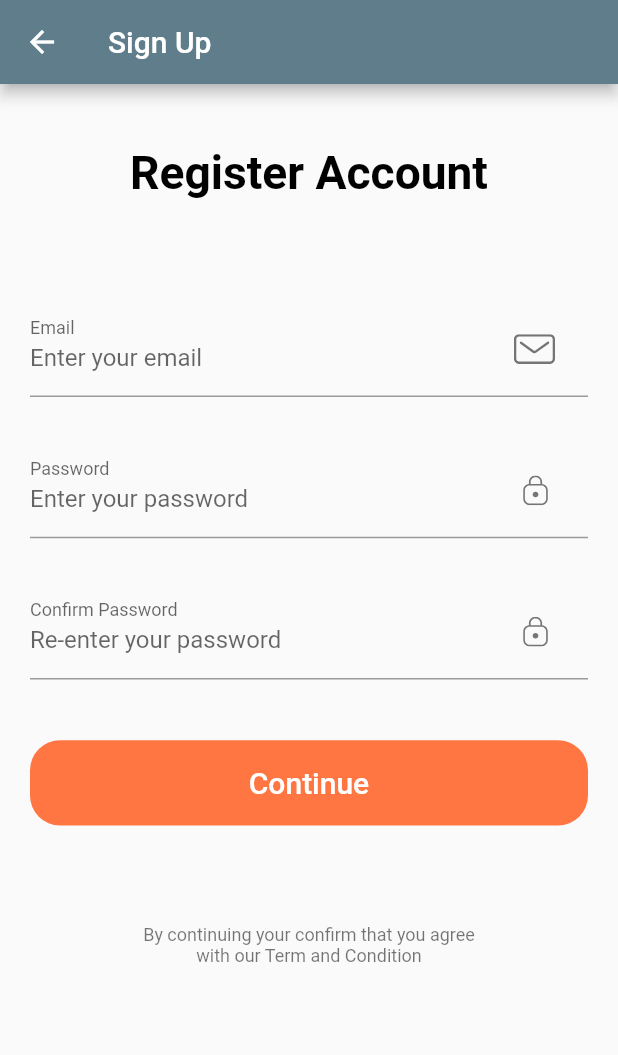
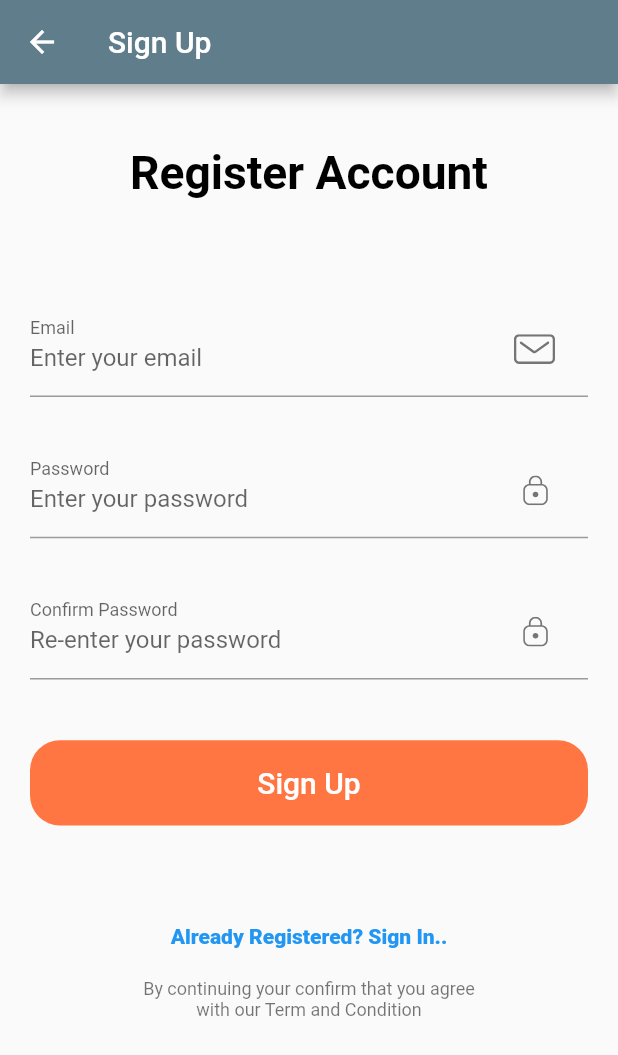
Before and after one commit to RathanDevaki/haven, a Flutter app: the SignUpScreen screen opened directly, on a phone screen of 412 x 824 dp. Shown: the top 1055 px of the screen. Run offline on Flutter 3.47's test engine with Material 2 defaults, Android fonts, the phone set to English and light mode, and no system bars; our stand-ins replace awesome_snackbar_content, firebase_auth, firebase_core, flutter_svg, modal_progress_hud; missing offline and left inert: loading_animations; accounts and stored records are empty.

Commit message:
signup_done

```diff
--- a/lib/Screens/sign_up/components/body.dart
+++ b/lib/Screens/sign_up/components/body.dart
@@ -1,5 +1,6 @@
 import 'package:flutter/material.dart';
 import 'package:haven/constants.dart';
+import 'package:haven/login.dart';
 
 import '../../../components/socal_card.dart';
 import '../../../size_config.dart';
@@ -23,6 +24,21 @@ class Body extends StatelessWidget {
                 SizedBox(height: SizeConfig.screenHeight * 0.08),
                 SignUpForm(),
                 SizedBox(height: SizeConfig.screenHeight * 0.08),
+                GestureDetector(
+                  onTap: () {
+                    Navigator.of(context).push(MaterialPageRoute(
+                      builder: (context) => MyLoginPage(),
+                    ));
+                  },
+                  child: Text(
+                    'Already Registered? Sign In..',
+                    textAlign: TextAlign.center,
+                    style: TextStyle(
+                      color: Colors.blue,
+                      fontWeight: FontWeight.w900,
+                    ),
+                  ),
+                ),
                 // Row(
                 //   mainAxisAlignment: MainAxisAlignment.center,
                 //   children: [
@@ -40,7 +56,7 @@ class Body extends StatelessWidget {
                 //     ),
                 //   ],
                 // ),
-                //SizedBox(height: getProportionateScreenHeight(20)),
+                SizedBox(height: getProportionateScreenHeight(20)),
                 Text(
                   'By continuing your confirm that you agree \nwith our Term and Condition',
                   textAlign: TextAlign.center,
--- a/lib/Screens/sign_up/components/sign_up_form.dart
+++ b/lib/Screens/sign_up/components/sign_up_form.dart
@@ -1,11 +1,18 @@
+// ignore_for_file: import_of_legacy_library_into_null_safe
+
 import 'dart:developer';
 
+import 'package:loading_animations/loading_animations.dart';
+import 'package:awesome_snackbar_content/awesome_snackbar_content.dart';
+import 'package:firebase_auth/firebase_auth.dart';
 import 'package:flutter/material.dart';
+import 'package:modal_progress_hud/modal_progress_hud.dart';
 
 import '../../../components/custom_surfix_icon.dart';
 import '../../../components/default_button.dart';
 import '../../../components/form_error.dart';
 import '../../../constants.dart';
+import '../../../login.dart';
 import '../../../size_config.dart';
 
 class SignUpForm extends StatefulWidget {
@@ -14,9 +21,34 @@ class SignUpForm extends StatefulWidget {
 }
 
 class _SignUpFormState extends State<SignUpForm> {
+  static var successSnackBar = SnackBar(
+    elevation: 0,
+    behavior: SnackBarBehavior.floating,
+    backgroundColor: Colors.transparent,
+    content: AwesomeSnackbarContent(
+      title: 'Success!',
+      message: 'Account Created successfully\nYou can Login now',
+      contentType: ContentType.success,
+    ),
+  );
+
+  static var failureSnackBar = SnackBar(
+    elevation: 0,
+    behavior: SnackBarBehavior.floating,
+    backgroundColor: Colors.transparent,
+    content: AwesomeSnackbarContent(
+      title: 'Something Went Wrong!',
+      message: 'Sign Up Failed.\nPlease try again!',
+      contentType: ContentType.failure,
+    ),
+  );
+
+  final _auth = FirebaseAuth.instance;
+  late bool showProgress;
+
   final _formKey = GlobalKey<FormState>();
-  String? email;
-  String? password;
+  late String email;
+  late String password;
   String? conform_password;
   bool remember = false;
   final List<String?> errors = [];
@@ -36,6 +68,14 @@ class _SignUpFormState extends State<SignUpForm> {
   }
 
   @override
+  void initState() {
+    email = '';
+    password = '';
+    showProgress = false;
+    super.initState();
+  }
+
+  @override
   Widget build(BuildContext context) {
     return Form(
       key: _formKey,
@@ -48,18 +88,127 @@ class _SignUpFormState extends State<SignUpForm> {
           buildConformPassFormField(),
           FormError(errors: errors),
           SizedBox(height: getProportionateScreenHeight(40)),
-          DefaultButton(
-            text: "Continue",
-            press: () {
-              if (_formKey.currentState!.validate()) {
-                // // _formKey.currentState!.save();
-                // // if all are valid then go to success screen
-                // Navigator.pushNamed(context, CompleteProfileScreen.routeName);
-                log("Login Success");
-              }
-            },
-          ),
+          showProgress == false
+              ? DefaultButton(
+                  text: "Sign Up",
+                  press: () async {
+                    if (_formKey.currentState!.validate()) {
+                      // // _formKey.currentState!.save();
+                      setState(() {
+                        showProgress = true;
+                      });
+                      try {
+                        final newuser =
+                            await _auth.createUserWithEmailAndPassword(
+                                email: email, password: password);
+                        if (newuser != null) {
+                          ScaffoldMessenger.of(context)
+                              .showSnackBar(successSnackBar);
+                          setState(() {
+                            showProgress = false;
+                          });
+
+                          Navigator.push(
+                            context,
+                            MaterialPageRoute(
+                                builder: (context) => MyLoginPage()),
+                          );
+                          setState(() {
+                            showProgress = false;
+                          });
+                        }
+                      } catch (e) {
+                        log('Error= $e');
+                        ScaffoldMessenger.of(context)
+                            .showSnackBar(failureSnackBar);
+                        setState(() {
+                          showProgress = false;
+                        });
+                      }
+                    } else {
+                      log('error validating');
+                    }
+                  },
+                )
+              : LoadingJumpingLine.circle(
+                  duration: Duration(milliseconds: 1000),
+                  backgroundColor: Colors.grey,
+                ),
         ],
+      ),
+    );
+  }
+
+  TextFormField buildEmailFormField() {
+    return TextFormField(
+      keyboardType: TextInputType.emailAddress,
+      onSaved: (newValue) {
+        email = newValue.toString();
+        log('onSaved $email');
+      },
+      onChanged: (value) {
+        if (value.isNotEmpty) {
+          removeError(error: kEmailNullError);
+        } else if (emailValidatorRegExp.hasMatch(value)) {
+          removeError(error: kInvalidEmailError);
+        } else {
+          email = value;
+        }
+        log('onChanged $email _ $value');
+        // return null;
+      },
+      validator: (value) {
+        if (value!.isEmpty) {
+          addError(error: kEmailNullError);
+          return "";
+        } else if (!emailValidatorRegExp.hasMatch(value)) {
+          addError(error: kInvalidEmailError);
+          return "";
+        } else {
+          email = value;
+        }
+        return null;
+      },
+      decoration: InputDecoration(
+        labelText: "Email",
+        hintText: "Enter your email",
+        // If  you are using latest version of flutter then lable text and hint text shown like this
+        // if you r using flutter less then 1.20.* then maybe this is not working properly
+        floatingLabelBehavior: FloatingLabelBehavior.always,
+        suffixIcon: CustomSurffixIcon(svgIcon: "assets/icons/Mail.svg"),
+      ),
+    );
+  }
+
+  TextFormField buildPasswordFormField() {
+    return TextFormField(
+      obscureText: true,
+      onSaved: (newValue) => password = newValue.toString(),
+      onChanged: (value) {
+        if (value.isNotEmpty) {
+          removeError(error: kPassNullError);
+        } else if (value.length >= 8) {
+          removeError(error: kShortPassError);
+        }
+        password = value;
+      },
+      validator: (value) {
+        if (value!.isEmpty) {
+          addError(error: kPassNullError);
+          return "";
+        } else if (value.length < 8) {
+          addError(error: kShortPassError);
+          return "";
+        }
+        return null;
+      },
+      decoration: InputDecoration(
+        labelText: "Password",
+        hintText: "Enter your password",
+        // If  you are using latest version of flutter then lable text and hint text shown like this
+        // if you r using flutter less then 1.20.* then maybe this is not working properly
+        floatingLabelBehavior: FloatingLabelBehavior.always,
+        suffixIcon: CustomSurffixIcon(svgIcon: "assets/icons/Lock.svg"),
       ),
     );
   }
@@ -96,70 +245,4 @@ class _SignUpFormState extends State<SignUpForm> {
       ),
     );
   }
-
-  TextFormField buildPasswordFormField() {
-    return TextFormField(
-      obscureText: true,
-      onSaved: (newValue) => password = newValue,
-      onChanged: (value) {
-        if (value.isNotEmpty) {
-          removeError(error: kPassNullError);
-        } else if (value.length >= 8) {
-          removeError(error: kShortPassError);
-        }
-        password = value;
-      },
-      validator: (value) {
-        if (value!.isEmpty) {
-          addError(error: kPassNullError);
-          return "";
-        } else if (value.length < 8) {
-          addError(error: kShortPassError);
-          return "";
-        }
-        return null;
-      },
-      decoration: InputDecoration(
-        labelText: "Password",
-        hintText: "Enter your password",
-        // If  you are using latest version of flutter then lable text and hint text shown like this
-        // if you r using flutter less then 1.20.* then maybe this is not working properly
-        floatingLabelBehavior: FloatingLabelBehavior.always,
-        suffixIcon: CustomSurffixIcon(svgIcon: "assets/icons/Lock.svg"),
-      ),
-    );
-  }
-
-  TextFormField buildEmailFormField() {
-    return TextFormField(
-      keyboardType: TextInputType.emailAddress,
-      onSaved: (newValue) => email = newValue,
-      onChanged: (value) {
-        if (value.isNotEmpty) {
-          removeError(error: kEmailNullError);
-        } else if (emailValidatorRegExp.hasMatch(value)) {
-          removeError(error: kInvalidEmailError);
-        }
-        return null;
-      },
-      validator: (value) {
-        if (value!.isEmpty) {
-          addError(error: kEmailNullError);
-          return "";
-        } else if (!emailValidatorRegExp.hasMatch(value)) {
-          addError(error: kInvalidEmailError);
-          return "";
-        }
-        return null;
-      },
-      decoration: InputDecoration(
-        labelText: "Email",
-        hintText: "Enter your email",
-        // If  you are using latest version of flutter then lable text and hint text shown like this
-        // if you r using flutter less then 1.20.* then maybe this is not working properly
-        floatingLabelBehavior: FloatingLabelBehavior.always,
-        suffixIcon: CustomSurffixIcon(svgIcon: "assets/icons/Mail.svg"),
-      ),
-    );
-  }
 }
--- a/lib/login.dart
+++ b/lib/login.dart
@@ -46,7 +46,7 @@ class _MyLoginPageState extends State<MyLoginPage> {
     behavior: SnackBarBehavior.floating,
     backgroundColor: Colors.transparent,
     content: AwesomeSnackbarContent(
-      title: 'On Snap!',
+      title: 'Oh Snap!',
       message: 'Login Failed.\nPlease try again!',
       contentType: ContentType.failure,
     ),
--- a/lib/main.dart
+++ b/lib/main.dart
@@ -2,6 +2,8 @@
 import 'package:firebase_core/firebase_core.dart';
 import 'package:flutter/material.dart';
 import 'package:haven/Screens/dashboard.dart';
+import 'package:haven/Screens/sign_up/components/sign_up_form.dart';
+import 'package:haven/Screens/sign_up/sign_up_screen.dart';
 import 'package:modal_progress_hud/modal_progress_hud.dart';
 import 'package:firebase_auth/firebase_auth.dart';
 import 'login.dart';
@@ -22,7 +24,7 @@ class MyApp extends StatelessWidget {
       theme: ThemeData(
         primarySwatch: Colors.blueGrey,
       ),
-      home: MyHomePage(),
+      home: SignUpScreen(),
     );
   }
 }
--- a/lib/size_config.dart
+++ b/lib/size_config.dart
@@ -10,11 +10,12 @@ class SizeConfig {
   static Orientation? orientation;
 
   static void init(BuildContext context) {
-    log('message');
     _mediaQueryData = MediaQuery.of(context);
     screenWidth = _mediaQueryData.size.width;
     screenHeight = _mediaQueryData.size.height;
     orientation = _mediaQueryData.orientation;
+    log('$screenWidth');
+    log('$screenHeight');
   }
 }
 
--- a/pubspec.yaml
+++ b/pubspec.yaml
@@ -41,6 +41,7 @@ dependencies:
   firebase_auth: ^3.4.1
   cloud_firestore: ^3.2.1
   modal_progress_hud: ^0.1.3
+  loading_animations: ^2.2.0
 
 
 dev_dependencies:
```
Also changed, not shown: pubspec.lock.
